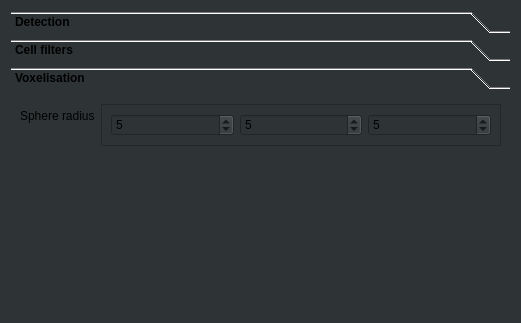
First picture: the form in ClearMap/gui/creator/cell_map_tab.ui, repository ClearAnatomics/ClearMap, before the edit; both pictures show x 0 to 521 and y 0 to 323 of the 521 by 938 pixel window.
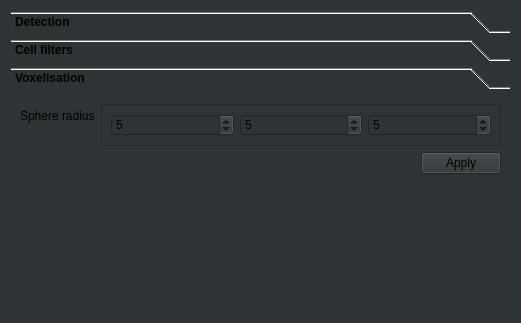
Second picture: the form after the edit. The open tabs and pages were chosen to show the change.

Commit message: Adds option to just voxelise

What changed in the file:
```diff
--- a/ClearMap/gui/creator/cell_map_tab.ui
+++ b/ClearMap/gui/creator/cell_map_tab.ui
@@ -555,6 +555,16 @@
            </layout>
           </widget>
          </item>
+         <item row="1" column="1">
+          <widget class="QDialogButtonBox" name="cellMapVoxelizeButtonBox">
+           <property name="standardButtons">
+            <set>QDialogButtonBox::Apply</set>
+           </property>
+           <property name="applyText" stdset="0">
+            <string>Run</string>
+           </property>
+          </widget>
+         </item>
         </layout>
        </widget>
        <widget class="QWidget" name="page_7">
```
The commit also changes 1 other file.
